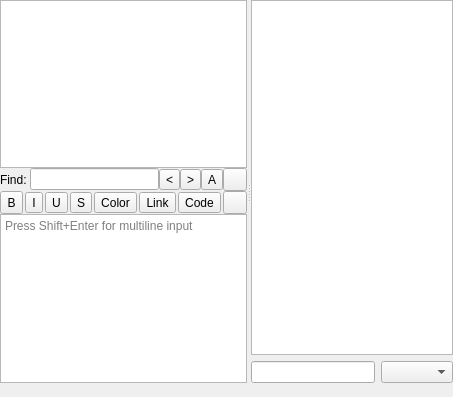
This is eiskaltdcpp-qt/ui/HubFrame.ui in Delitants/eiskaltdcpp as Qt 5 draws it before an edit. The edited form follows.
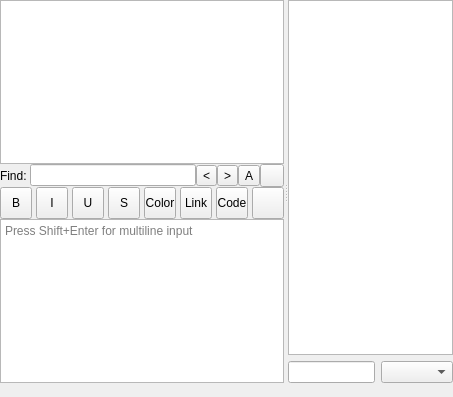
This is the edited form. Custom widgets are drawn as their Qt base class.

```diff
--- a/eiskaltdcpp-qt/ui/HubFrame.ui
+++ b/eiskaltdcpp-qt/ui/HubFrame.ui
@@ -262,7 +262,7 @@
           <item row="0" column="0" colspan="8">
            <layout class="QHBoxLayout" name="horizontalLayout_BBCODE">
             <property name="spacing">
-             <number>2</number>
+             <number>4</number>
             </property>
             <property name="leftMargin">
              <number>0</number>
@@ -278,6 +278,15 @@
             </property>
             <item>
              <widget class="QToolButton" name="toolButton_BOLD">
+              <property name="minimumSize">
+               <size>
+                <width>32</width>
+                <height>32</height>
+               </size>
+              </property>
+              <property name="toolTip">
+               <string>Bold</string>
+              </property>
               <property name="text">
                <string notr="true">B</string>
               </property>
@@ -293,9 +302,6 @@
                 <verstretch>0</verstretch>
                </sizepolicy>
               </property>
-              <property name="styleSheet">
-               <string notr="true">QToolButton { padding: 2px; }</string>
-              </property>
               <property name="autoRaise">
                <bool>false</bool>
               </property>
@@ -303,6 +309,15 @@
             </item>
             <item>
              <widget class="QToolButton" name="toolButton_ITALIC">
+              <property name="minimumSize">
+               <size>
+                <width>32</width>
+                <height>32</height>
+               </size>
+              </property>
+              <property name="toolTip">
+               <string>Italic</string>
+              </property>
               <property name="text">
                <string notr="true">I</string>
               </property>
@@ -322,6 +337,15 @@
             </item>
             <item>
              <widget class="QToolButton" name="toolButton_UNDERLINE">
+              <property name="minimumSize">
+               <size>
+                <width>32</width>
+                <height>32</height>
+               </size>
+              </property>
+              <property name="toolTip">
+               <string>Underline</string>
+              </property>
               <property name="text">
                <string notr="true">U</string>
               </property>
@@ -341,6 +365,15 @@
             </item>
             <item>
              <widget class="QToolButton" name="toolButton_STRIKE">
+              <property name="minimumSize">
+               <size>
+                <width>32</width>
+                <height>32</height>
+               </size>
+              </property>
+              <property name="toolTip">
+               <string>Strikethrough</string>
+              </property>
               <property name="text">
                <string notr="true">S</string>
               </property>
@@ -360,6 +393,15 @@
             </item>
             <item>
              <widget class="QToolButton" name="toolButton_COLOR">
+              <property name="minimumSize">
+               <size>
+                <width>32</width>
+                <height>32</height>
+               </size>
+              </property>
+              <property name="toolTip">
+               <string>Text color</string>
+              </property>
               <property name="text">
                <string>Color</string>
               </property>
@@ -379,6 +421,15 @@
             </item>
             <item>
              <widget class="QToolButton" name="toolButton_LINK">
+              <property name="minimumSize">
+               <size>
+                <width>32</width>
+                <height>32</height>
+               </size>
+              </property>
+              <property name="toolTip">
+               <string>Insert link</string>
+              </property>
               <property name="text">
                <string>Link</string>
               </property>
@@ -398,6 +449,15 @@
             </item>
             <item>
              <widget class="QToolButton" name="toolButton_CODE">
+              <property name="minimumSize">
+               <size>
+                <width>32</width>
+                <height>32</height>
+               </size>
+              </property>
+              <property name="toolTip">
+               <string>Code</string>
+              </property>
               <property name="text">
                <string>Code</string>
               </property>
@@ -417,6 +477,15 @@
             </item>
             <item>
              <widget class="QToolButton" name="toolButton_SMILE">
+              <property name="minimumSize">
+               <size>
+                <width>32</width>
+                <height>32</height>
+               </size>
+              </property>
+              <property name="toolTip">
+               <string>Emoji</string>
+              </property>
               <property name="text">
                <string notr="true"/>
               </property>
@@ -598,6 +667,11 @@
   </layout>
  </widget>
  <customwidgets>
+  <customwidget>
+   <class>HubUserListView</class>
+   <extends>QTreeView</extends>
+   <header>HubUserListView.h</header>
+  </customwidget>
   <customwidget>
    <class>LineEdit</class>
    <extends>QLineEdit</extends>
```
Left out of the diff: 50 changed lines with no effect on the pictures.
